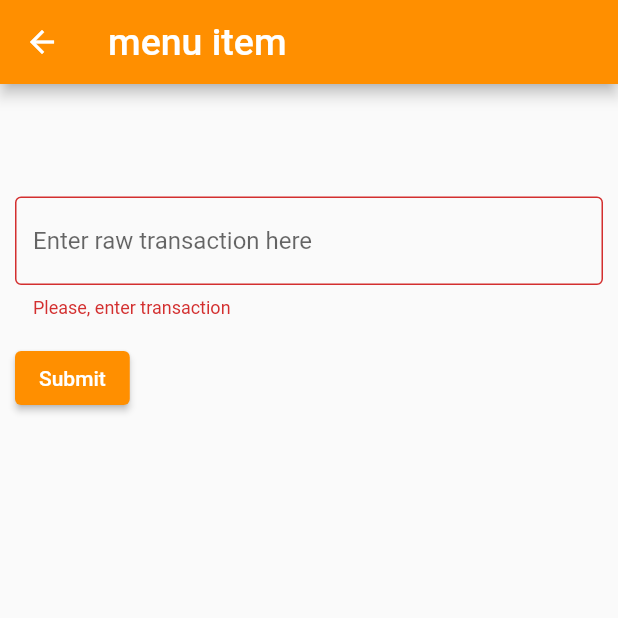
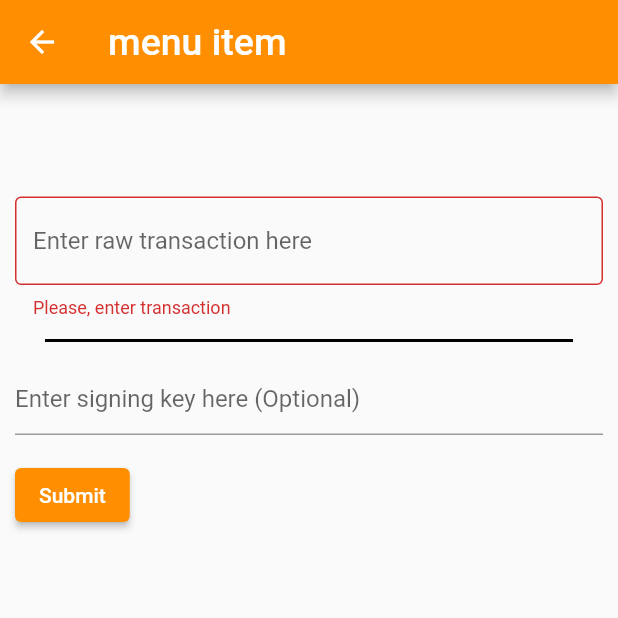
Before and after one commit to engenegr/montelibero, a Flutter app: the SigningScreen screen opened by its route, after a tap on "Submit", on a phone screen of 412 x 824 dp, the top half of it. Run offline on Flutter 3.47's test engine with Material 2 defaults, Android fonts, the light colour scheme and no system bars; our stand-ins replace flutter_svg; missing offline and left inert: global_configuration, jsonrpc_client; network calls fail.

Commit message:
simple signing with key

```diff
--- a/lib/oracles/price_oracle.dart
+++ b/lib/oracles/price_oracle.dart
@@ -50,7 +50,7 @@ class BitcoinPriceProvider extends ChangeNotifier {
     final decodeData = json.decode(response.body);
 
     await decodeData['bpi'].forEach((k, v) {
-      prices.add(PriceListBitcoinDates(date: k, price: v));
+      prices.add(PriceListBitcoinDates(date: k, price: v.toDouble()));
     });
     prices = prices.reversed.toList();
     notifyListeners();
--- a/lib/oracles/sidechain_oracle.dart
+++ b/lib/oracles/sidechain_oracle.dart
@@ -102,14 +102,21 @@ class LiquidOracle extends ChangeNotifier {
     }
   }
 
-  Future<String> getSignedTx(String tx) async {
+  Future<String> getSignedTx(String tx, String key) async {
     var response = null;
     try {
-      response = await rpc.call("signrawtransactionwithwallet", params: [tx]);
-      final signedTx = response.result as Map<String, dynamic>;
-      return Future.value(signedTx["hex"]);
+      if(key.isEmpty) {
+        response = await rpc.call("signrawtransactionwithwallet", params: [tx]);
+        final signedTx = response.result as Map<String, dynamic>;
+        return Future.value(signedTx["hex"]);
+      } else {
+        response = await rpc.call("signrawtransactionwithkey",
+            params: [tx, [key]]);
+        final signedTx = response.result as Map<String, dynamic>;
+        return Future.value(signedTx["hex"]);
+      }
     } catch (err) {
-      print("Error requesting signrawtransactionwithwallet " + err.toString());
+      print("Error while requesting signing " + err.toString());
       return Future.value(err.toString());
     }
   }
--- a/lib/screens/signing.dart
+++ b/lib/screens/signing.dart
@@ -27,12 +27,14 @@ class SigningScreenState extends State<SigningScreen> {
   // not a GlobalKey<MyCustomFormState>.
   final _formKey = GlobalKey<FormState>();
 
-  final myController = TextEditingController();
+  final txController = TextEditingController();
+  final keyController = TextEditingController();
 
   @override
   void dispose() {
     // Clean up the controller when the widget is disposed.
-    myController.dispose();
+    txController.dispose();
+    keyController.dispose();
     super.dispose();
   }
   String txInfo = "";
@@ -89,12 +91,35 @@ class SigningScreenState extends State<SigningScreen> {
                                 border: OutlineInputBorder(),
                                 hintText: 'Enter raw transaction here',
                               ),
-                              controller: myController,
+                              controller: txController,
                               // The validator receives the text that the user has entered.
                               validator: (value) {
                                 if (value == null || value.isEmpty) {
                                   return 'Please, enter transaction';
                                 }
+                                return null;
+                              },
+                            ),
+                            const Divider(
+                              height: 30,
+                              thickness: 2,
+                              indent: 20,
+                              endIndent: 20,
+                              color: Colors.black,
+                            ),
+                            TextFormField(
+                              decoration: const InputDecoration(
+                                hintText: 'Enter signing key here (Optional)',
+                              ),
+                              controller: keyController,
+                              // The validator receives the text that the user has entered.
+                              validator: (value) {
+                                if (value == null || value.isEmpty) {
+                                  return null;
+                                }
+                                setState(() {
+                                  buttonLabel = "Submit With Key";
+                                });
                                 return null;
                               },
                             ),
@@ -114,7 +139,7 @@ class SigningScreenState extends State<SigningScreen> {
                                       ScaffoldMessenger.of(context).showSnackBar(
                                         const SnackBar(content: Text('Requesting info...')),
                                       );
-                                      liquidOracle.getDecodedTx(myController.text).then((value) {
+                                      liquidOracle.getDecodedTx(txController.text).then((value) {
                                         txInfo = value;
                                         setState(() {
                                           txInfo = txInfo;
@@ -127,11 +152,34 @@ class SigningScreenState extends State<SigningScreen> {
                                         });
                                       });
                                     }
-                                  } else {
+                                  };
+                                  if(buttonLabel == "Submit With Key"){
+                                    // Validate returns true if the form is valid, or false otherwise.
+                                    if (_formKey.currentState!.validate()) {
+                                      // If the form is valid, display a snackbar. In the real world,
+                                      // you'd often call a server or save the information in a database.
+                                      ScaffoldMessenger.of(context).showSnackBar(
+                                        const SnackBar(content: Text('Requesting info...')),
+                                      );
+                                      liquidOracle.getDecodedTx(txController.text).then((value) {
+                                        txInfo = value;
+                                        setState(() {
+                                          txInfo = txInfo;
+                                          buttonLabel = "Sign With Key";
+                                        });
+                                      }).catchError((_){
+                                        txInfo = 'An error occurred';
+                                        setState(() {
+                                          txInfo = txInfo;
+                                        });
+                                      });
+                                    }
+                                  };
+                                  if(buttonLabel == "Sign"){
                                     ScaffoldMessenger.of(context).showSnackBar(
                                       const SnackBar(content: Text('Sending transaction...')),
                                     );
-                                    liquidOracle.getSignedTx(myController.text).then((value) {
+                                    liquidOracle.getSignedTx(txController.text, "").then((value) {
                                       txInfo = value;
                                       setState(() {
                                         txInfo = txInfo;
@@ -143,7 +191,24 @@ class SigningScreenState extends State<SigningScreen> {
                                         txInfo = txInfo;
                                       });
                                     });
-                                  }
+                                  };
+                                  if(buttonLabel == "Sign With Key"){
+                                    ScaffoldMessenger.of(context).showSnackBar(
+                                      const SnackBar(content: Text('Sending transaction...')),
+                                    );
+                                    liquidOracle.getSignedTx(txController.text, keyController.text).then((value) {
+                                      txInfo = value;
+                                      setState(() {
+                                        txInfo = txInfo;
+                                        buttonLabel = "Sign";
+                                      });
+                                    }).catchError((_){
+                                      txInfo = 'An error occurred';
+                                      setState(() {
+                                        txInfo = txInfo;
+                                      });
+                                    });
+                                  };
                                 },
                                 child: Text(buttonLabel),
                               ),
```
